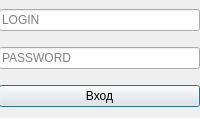
This is client/gui/ui/auth_window.ui in Banifest/HospitalDB as Qt 5 draws it before an edit. The edited form follows.
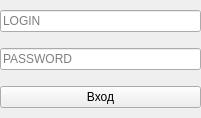
This is the edited form.

```diff
--- a/client/gui/ui/auth_window.ui
+++ b/client/gui/ui/auth_window.ui
@@ -1,23 +1,24 @@
 <?xml version="1.0" encoding="UTF-8"?>
 <ui version="4.0">
- <class>Dialog</class>
- <widget class="QDialog" name="Dialog">
+ <class>MainWindow</class>
+ <widget class="QMainWindow" name="MainWindow">
   <property name="geometry">
    <rect>
     <x>0</x>
     <y>0</y>
-    <width>200</width>
+    <width>201</width>
     <height>118</height>
    </rect>
   </property>
   <property name="windowTitle">
    <string>Dialog</string>
   </property>
+  <widget class="QWidget" name="centralwidget">
   <widget class="QWidget" name="gridLayoutWidget">
    <property name="geometry">
     <rect>
-     <x>-1</x>
-     <y>-1</y>
+      <x>0</x>
+      <y>0</y>
      <width>201</width>
      <height>121</height>
     </rect>
@@ -39,12 +40,16 @@
     </item>
     <item row="1" column="0">
      <widget class="QLineEdit" name="password_text_box">
+       <property name="echoMode">
+        <enum>QLineEdit::Password</enum>
+       </property>
       <property name="placeholderText">
        <string>PASSWORD</string>
       </property>
      </widget>
     </item>
    </layout>
+   </widget>
   </widget>
  </widget>
  <resources/>
```
Left out of the diff: 5 changed lines with no effect on the pictures. Lines whose indentation alone changed are shown as unchanged.
